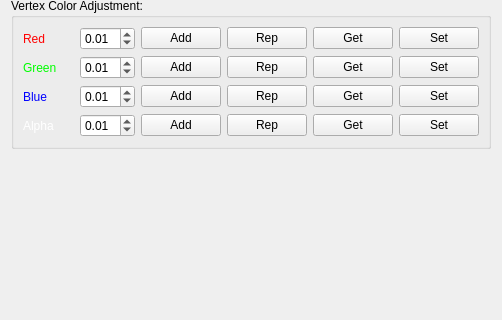
First picture: the form in Maya_Tools/Developer/Main/MODULE/ShaderTools/UI/ShaderTools.ui, repository code-google-com/mayatools, before the edit; both pictures show x 0 to 502 and y 186 to 506 of the 502 by 866 pixel window.
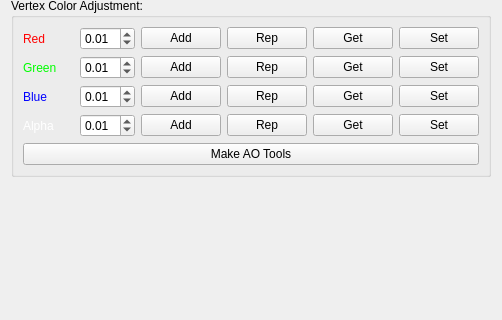
Second picture: the form after the edit. Icons and pictures are not drawn.

What changed in the file:
```diff
--- a/Maya_Tools/Developer/Main/MODULE/ShaderTools/UI/ShaderTools.ui
+++ b/Maya_Tools/Developer/Main/MODULE/ShaderTools/UI/ShaderTools.ui
@@ -637,6 +637,13 @@
         </item>
        </layout>
       </item>
+      <item>
+       <widget class="QPushButton" name="btnMakeAO">
+        <property name="text">
+         <string>Make AO Tools</string>
+        </property>
+       </widget>
+      </item>
      </layout>
     </widget>
    </item>
```
